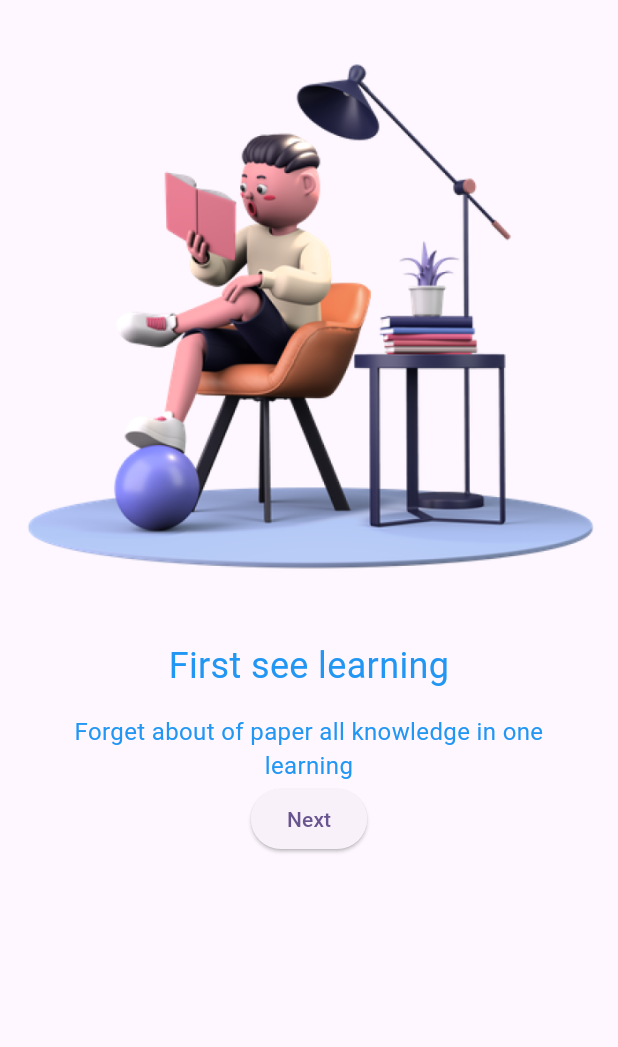
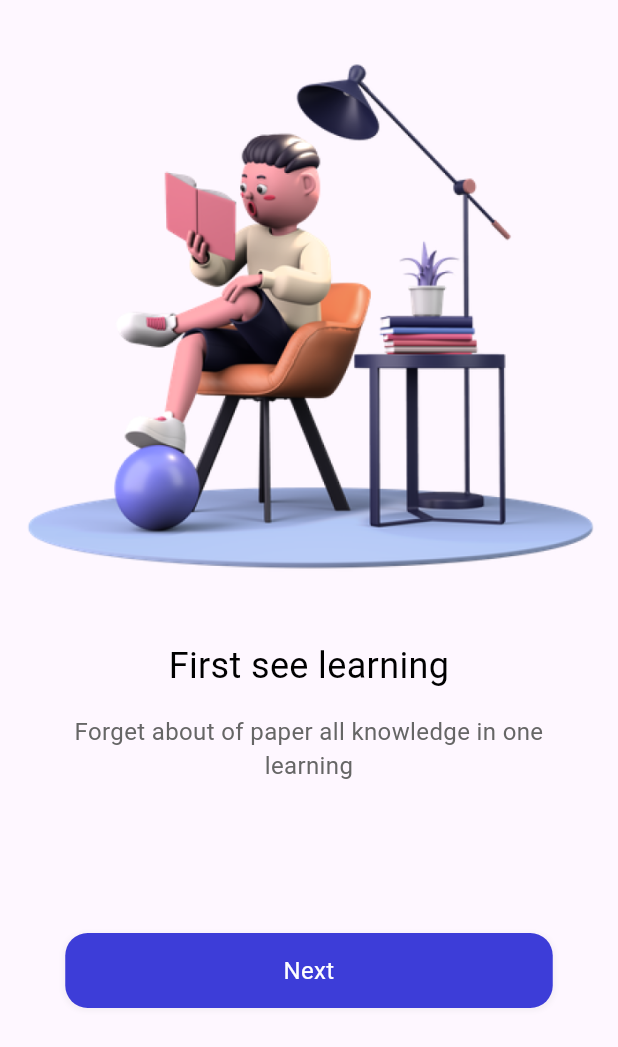
Before and after one commit to bentalla108/app_learning, a Flutter app: the screen it shows after launch, after a tap on "Next", on a phone screen of 412 x 824 dp. Shown: the top 1047 px of the screen. Run offline on Flutter 3.47's test engine with Material 3 defaults, Android fonts, the light colour scheme and no system bars; our stand-ins replace riverpod.

Commit message:
Animation page homepage done

```diff
--- /dev/null
+++ b/lib/common/widget/app_shadow.dart
@@ -0,0 +1,21 @@
+import 'package:app_learning/common/utils/colors.dart';
+import 'package:flutter/material.dart';
+
+BoxDecoration appBoxShadow(
+    {Color color = AppColors.primaryElement,
+    double radius = 15,
+    double sR = 1,
+    double bR = 2}) {
+  return BoxDecoration(
+    color: color,
+    borderRadius: BorderRadius.circular(15),
+    boxShadow: [
+      BoxShadow(
+        color: Colors.grey.withOpacity(0.1),
+        spreadRadius: sR,
+        blurRadius: bR,
+        offset: const Offset(0, 1),
+      ),
+    ],
+  );
+}
--- /dev/null
+++ b/lib/common/widget/custom_buttom.dart
@@ -0,0 +1,2 @@
+import 'package:app_learning/common/utils/colors.dart';
+import 'package:flutter/material.dart';
--- a/lib/common/widget/text_widget.dart
+++ b/lib/common/widget/text_widget.dart
@@ -1,23 +1,25 @@
+import 'package:app_learning/common/utils/colors.dart';
 import 'package:flutter/material.dart';
 
-Widget test24normal({String text = ""}) {
+Widget test24normal({String text = "", Color color = AppColors.primaryText}) {
   return Text(
     textAlign: TextAlign.center,
     text,
-    style: const TextStyle(
-      color: Colors.blue,
+    style: TextStyle(
+      color: color,
       fontSize: 24,
       fontWeight: FontWeight.normal,
     ),
   );
 }
 
-Widget test16normal({String text = ""}) {
+Widget test16normal(
+    {String text = "", Color color = AppColors.primarySecondaryElementText}) {
   return Text(
     textAlign: TextAlign.center,
     text,
-    style: const TextStyle(
-      color: Colors.blue,
+    style: TextStyle(
+      color: color,
       fontSize: 16,
       fontWeight: FontWeight.normal,
     ),
--- a/lib/main.dart
+++ b/lib/main.dart
@@ -21,7 +21,7 @@ class MyApp extends StatelessWidget {
         colorScheme: ColorScheme.fromSeed(seedColor: Colors.deepPurple),
         useMaterial3: true,
       ),
-      home: const Welcome(),
+      home: Welcome(),
     );
   }
 }
--- a/lib/pages/welcome/welcome.dart
+++ b/lib/pages/welcome/welcome.dart
@@ -1,23 +1,40 @@
+import 'package:app_learning/pages/welcome/welcome_text.dart';
 import 'package:app_learning/pages/welcome/widget.dart';
 import 'package:flutter/material.dart';
 
 class Welcome extends StatelessWidget {
-  const Welcome({super.key});
+  Welcome({super.key});
+  final PageController _controller = PageController();
+  final List<Map<String, String>> _pageInformation = pageInformation;
+  void onTapFunction(int index) {
+    if (index < _pageInformation.length) {
+      _controller.animateToPage(
+        index + 1,
+        duration: const Duration(milliseconds: 300),
+        curve: Curves.linear,
+      );
+    }
+  }
 
   @override
   Widget build(BuildContext context) {
     return Scaffold(
       body: Stack(
         children: [
-          PageView(
-            children: [
-              appOnBoardingPage(
-                imageurl: 'assets/images/reading.png',
-                title: 'First see learning',
-                subTitle: 'Forget about of paper all knowledge in one learning',
-              )
-            ],
-          )
+          PageView.builder(
+            controller: _controller,
+            itemCount: _pageInformation.length,
+            itemBuilder: (context, index) {
+              return appOnBoardingPage(
+                onTapFunction: () {
+                  onTapFunction(index);
+                },
+                imageurl: _pageInformation[index]['imageurl'].toString(),
+                title: _pageInformation[index]['title'].toString(),
+                subTitle: _pageInformation[index]['subTitle'].toString(),
+              );
+            },
+          ),
         ],
       ),
     );
--- /dev/null
+++ b/lib/pages/welcome/welcome_text.dart
@@ -0,0 +1,17 @@
+final List<Map<String, String>> pageInformation = [
+  {
+    'imageurl': 'assets/images/reading.png',
+    'title': 'First see learning',
+    'subTitle': 'Forget about of paper all knowledge in one learning',
+  },
+  {
+    'imageurl': 'assets/images/man.png',
+    'title': 'Connect with everyone',
+    'subTitle': 'Forget about of paper all knowledge in one learning',
+  },
+  {
+    'imageurl': 'assets/images/boy.png',
+    'title': 'Alway facinated learning',
+    'subTitle': 'Forget about of paper all knowledge in one learning',
+  }
+];
--- a/lib/pages/welcome/widget.dart
+++ b/lib/pages/welcome/widget.dart
@@ -1,11 +1,12 @@
+import 'package:app_learning/common/widget/app_shadow.dart';
 import 'package:app_learning/common/widget/text_widget.dart';
 import 'package:flutter/material.dart';
 
-Widget appOnBoardingPage({
-  required String title,
-  required String subTitle,
-  required String imageurl,
-}) {
+Widget appOnBoardingPage(
+    {required String title,
+    required String subTitle,
+    required String imageurl,
+    required VoidCallback onTapFunction}) {
   return Column(
     children: [
       Image.asset(imageurl, fit: BoxFit.fitWidth),
@@ -20,10 +21,25 @@ Widget appOnBoardingPage({
         padding: const EdgeInsets.only(right: 30, left: 30),
         child: test16normal(text: subTitle),
       ),
-      ElevatedButton(
-        onPressed: () {},
-        child: const Text('Next'),
-      ),
+      _nextButton(onTapFunction: onTapFunction),
     ],
   );
 }
+
+Widget _nextButton({required VoidCallback onTapFunction}) {
+  return GestureDetector(
+    onTap: onTapFunction,
+    child: Container(
+      margin: const EdgeInsets.only(top: 100, left: 25, right: 25),
+      width: 325,
+      height: 50,
+      decoration: appBoxShadow(),
+      child: Center(
+        child: test16normal(
+          text: 'Next',
+          color: Colors.white,
+        ),
+      ),
+    ),
+  );
+}
```
Also changed, not shown: lib/common/utils/colors.dart (added, +34 -0 lines).
